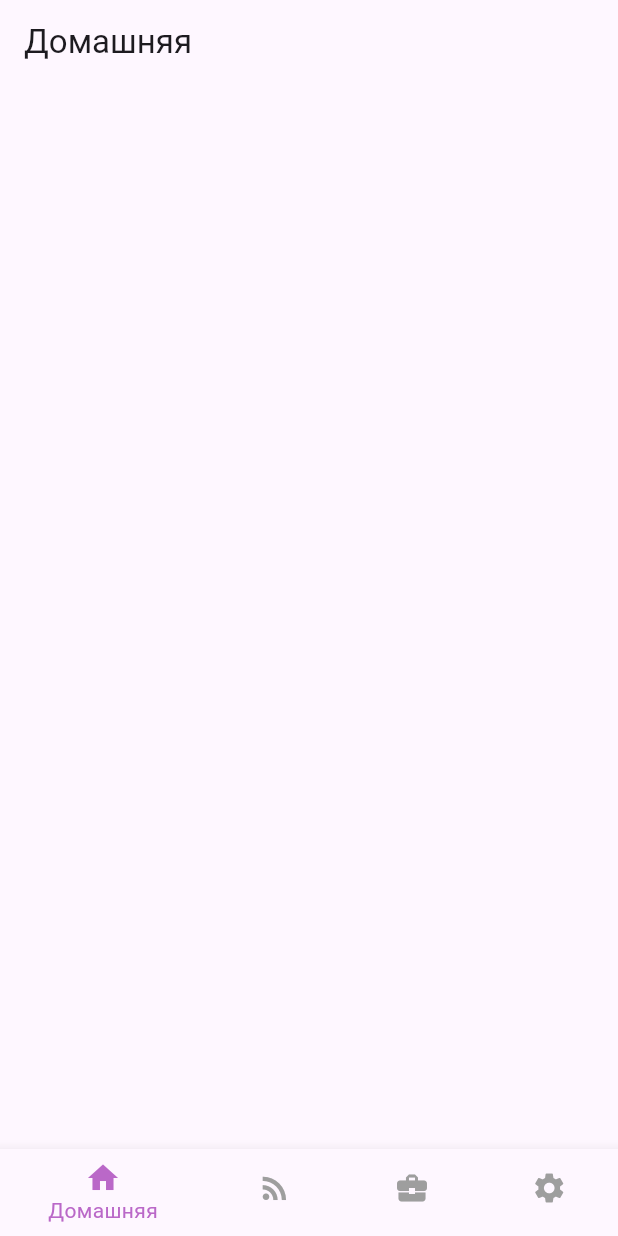
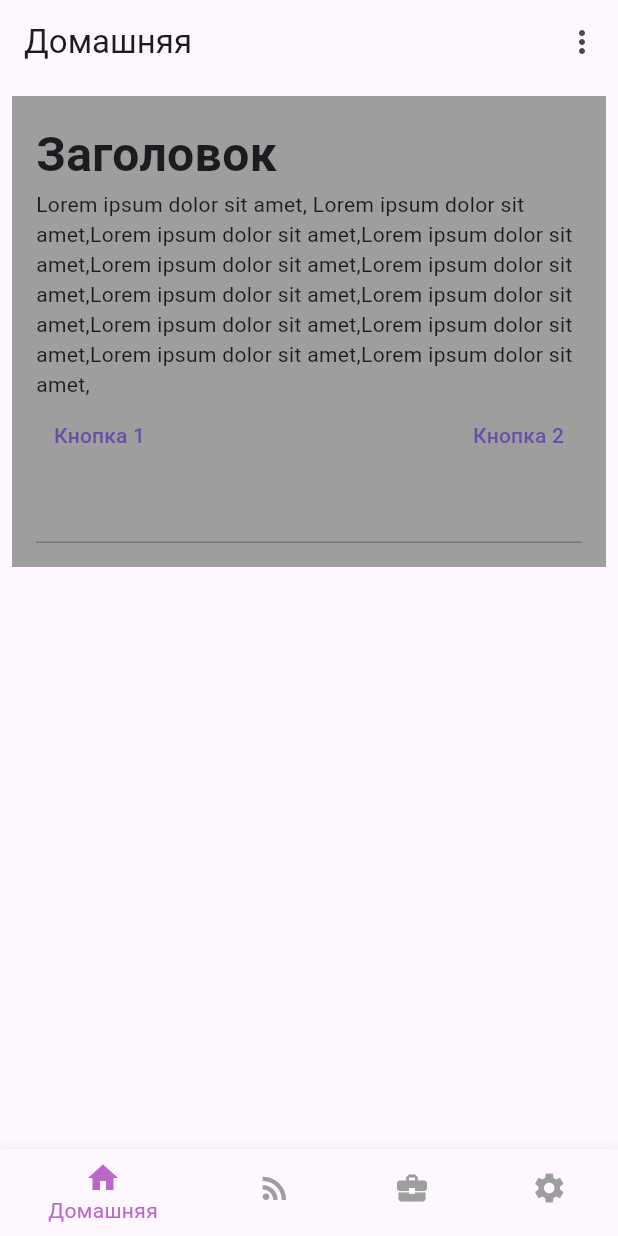
Before and after one commit to stanlapru/kurs_flutter, a Flutter app: the screen it shows after launch, on a phone screen of 412 x 824 dp. Run offline on Flutter 3.47's test engine with Material 3 defaults, Android fonts, the phone set to English and light mode, and no system bars; our stand-ins replace shared_preferences.

Commit message:
small fix

```diff
--- a/lib/features/feed/presentation/add_entry_screen.dart
+++ b/lib/features/feed/presentation/add_entry_screen.dart
@@ -26,11 +26,11 @@ class _AddEntryScreenState extends State<AddEntryScreen> {
   Widget build(BuildContext context) {
     return Scaffold(
       appBar: AppBar(
-        title: Text("Добавить запись"),
-        actions: [IconButton(onPressed: saveEntry, icon: Icon(Icons.save))],
+        title: const Text("Добавить запись"),
+        actions: [IconButton(onPressed: saveEntry, icon: const Icon(Icons.save))],
       ),
       body: Padding(
-        padding: EdgeInsets.all(16),
+        padding: const EdgeInsets.all(16),
         child: Form(
           key: _formKey,
           child: Column(
--- a/lib/features/feed/presentation/feed_screen.dart
+++ b/lib/features/feed/presentation/feed_screen.dart
@@ -73,7 +73,7 @@ class _FeedScreenState extends State<FeedScreen> {
                     Navigator.push(
                         context,
                         MaterialPageRoute(
-                          builder: (context) => HomeScreen(),
+                          builder: (context) => const HomeScreen(),
                         ));
                   },
                   trailing: IconButton(
@@ -83,7 +83,7 @@ class _FeedScreenState extends State<FeedScreen> {
                           _entriesFuture = Entry.loadEntries();
                         });
                       },
-                      icon: Icon(Icons.delete)),
+                      icon: const Icon(Icons.delete)),
                 ),
               );
             },
--- a/lib/features/home/presentation/home_screen.dart
+++ b/lib/features/home/presentation/home_screen.dart
@@ -13,6 +13,45 @@ class _HomeScreenState extends State<HomeScreen> {
     return Scaffold(
       appBar: AppBar(
         title: const Text("Домашняя"),
+        actions: [
+          IconButton(
+              onPressed: () {
+                setState(() {
+                  Navigator.of(context).pushNamed('/auth');
+                });
+              },
+              icon: const Icon(Icons.more_vert)),
+        ],
+      ),
+      body: Container(
+        child: ListView(
+          children: [
+            Container(
+              padding: const EdgeInsets.all(16.0),
+              color: Colors.grey,
+              margin: const EdgeInsets.all(8.0),
+              child: Column(
+                crossAxisAlignment: CrossAxisAlignment.start,
+                children: [
+                  const Text(
+                    "Заголовок",
+                    style: TextStyle(fontWeight: FontWeight.bold, fontSize: 32),
+                  ),
+                  const Text(
+                      "Lorem ipsum dolor sit amet, Lorem ipsum dolor sit amet,Lorem ipsum dolor sit amet,Lorem ipsum dolor sit amet,Lorem ipsum dolor sit amet,Lorem ipsum dolor sit amet,Lorem ipsum dolor sit amet,Lorem ipsum dolor sit amet,Lorem ipsum dolor sit amet,Lorem ipsum dolor sit amet,Lorem ipsum dolor sit amet,Lorem ipsum dolor sit amet,"),
+                  Row(children: [
+                    TextButton(onPressed: (){}, child: const Text("Кнопка 1")),
+                    const Spacer(),
+                    TextButton(onPressed: (){}, child: const Text("Кнопка 2")),
+                  ],),
+                  const TextField(
+
+                  )
+                ],
+              ),
+            )
+          ],
+        ),
       ),
     );
   }
--- a/lib/features/settings/settings_screen.dart
+++ b/lib/features/settings/settings_screen.dart
@@ -11,7 +11,7 @@ class SettingsScreen extends StatefulWidget {
 
 class _SettingsScreenState extends State<SettingsScreen> {
   late ThemeMode currentTheme;
-  bool _isLoading = true;
+  final bool _isLoading = true;
 
   @override
   void initState() {
--- a/lib/shared/etc/navigation_wrapper.dart
+++ b/lib/shared/etc/navigation_wrapper.dart
@@ -1,5 +1,4 @@
 import 'package:flutter/material.dart';
-import 'package:kurs_flutter/features/account/presentation/account_screen.dart';
 import 'package:kurs_flutter/features/feed/presentation/feed_screen.dart';
 import 'package:kurs_flutter/features/home/presentation/home_screen.dart';
 import 'package:kurs_flutter/features/services/presentation/services_screen.dart';
--- a/pubspec.yaml
+++ b/pubspec.yaml
@@ -10,6 +10,7 @@ dependencies:
   flutter:
     sdk: flutter
   shared_preferences: ^2.5.3
+  fl_chart: ^0.70.2
 
 dev_dependencies:
   flutter_test:
```
Also changed, not shown: pubspec.lock.
